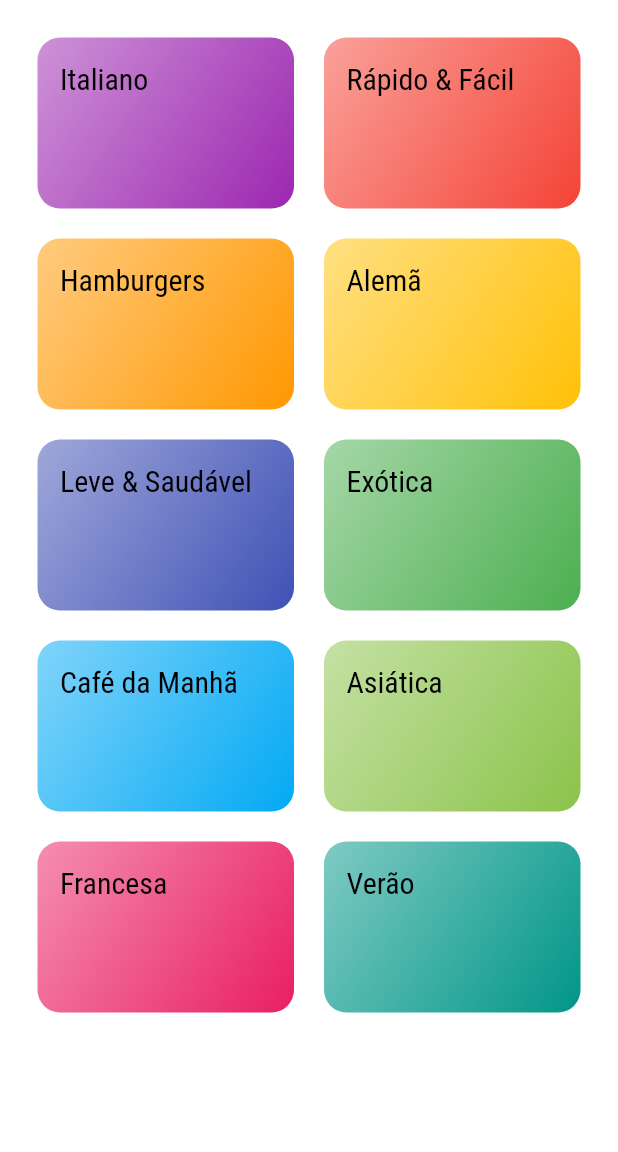
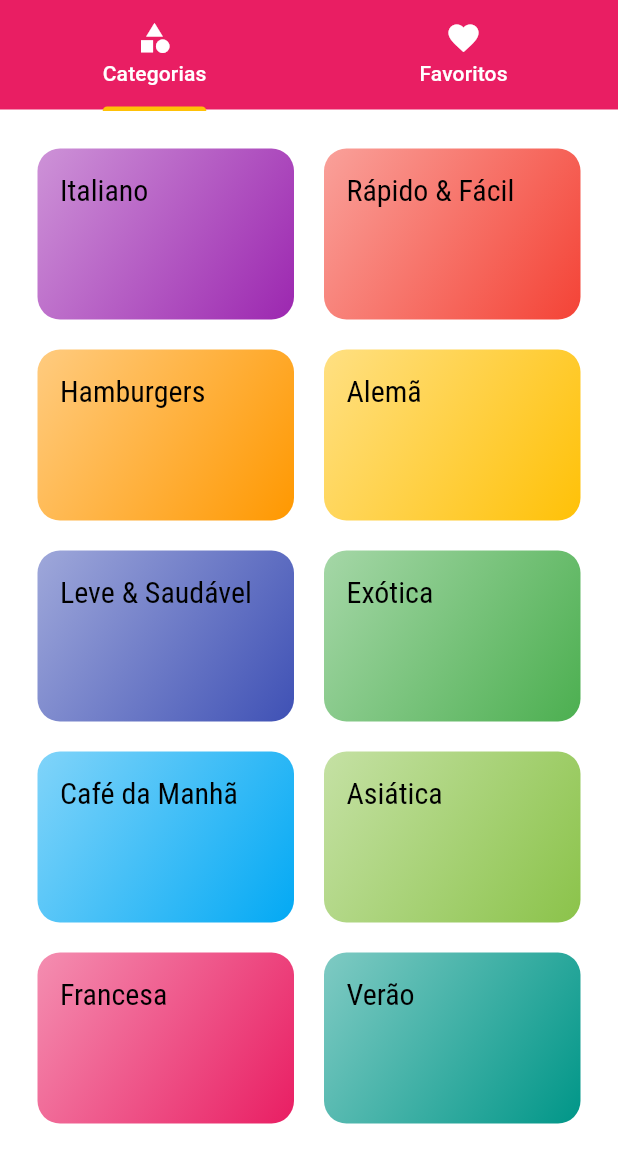
Before and after one commit to ErickFerreiradev/projetoRefeicoes, a Flutter app: the screen it shows after launch, on a phone screen of 412 x 824 dp, the part 84-1236 px from its top. Run offline on Flutter 3.47's test engine with Material 3 defaults, Android fonts, the phone set to English and light mode, and no system bars.

Commit message:
Novas screens adicionadas com tabs

```diff
--- a/meals/lib/main.dart
+++ b/meals/lib/main.dart
@@ -3,6 +3,7 @@ import 'screens/categories_screen.dart';
 import 'screens/categories_meals_screen.dart';
 import 'utils/app_routes.dart';
 import 'screens/mael_detail_screen.dart';
+import 'screens/tabs_screen.dart';
 
 void main() => runApp(MyApp());
 
@@ -15,9 +16,21 @@ class MyApp extends StatelessWidget {
       title: 'DeliMeals',
       theme: ThemeData(
         colorScheme: ColorScheme.fromSwatch().copyWith(
-          primary: Colors.pink,
+          primary: Colors.white,
           secondary: Colors.amber,
         ),
+      appBarTheme: AppBarTheme(
+        backgroundColor: Colors.pink,
+        centerTitle: true,
+        titleTextStyle: TextStyle(
+          color: Colors.white,
+          fontFamily: 'RobotoCondensed',
+          fontSize: 20,
+          ),
+        iconTheme: IconThemeData(
+          color: Colors.white,
+        ),
+      ),
         fontFamily: 'Raleway',
         canvasColor: const Color.fromARGB(255, 241, 238, 147),
         textTheme: ThemeData.light().textTheme.copyWith(
@@ -28,7 +41,7 @@ class MyApp extends StatelessWidget {
             ),
       ),
       routes: {
-        AppRoutes.home: (ctx) => CategoriesScreen(),
+        AppRoutes.home: (ctx) => TabsScreen(),
         AppRoutes.categories_meals: (ctx) => CategoriesMealsScreen(),
         AppRoutes.meal_detail: (ctx) => MealDetailScreen(),
       },
--- a/meals/lib/screens/categories_screen.dart
+++ b/meals/lib/screens/categories_screen.dart
@@ -7,13 +7,7 @@ class CategoriesScreen extends StatelessWidget {
 
   @override
   Widget build(BuildContext context) {
-    return Scaffold(
-      appBar: AppBar(
-        title: Text('Vamos Cozinhar?', style: TextStyle(color: Colors.white)),
-        backgroundColor: Colors.pink,
-        centerTitle: true,
-      ),
-      body: GridView(
+    return GridView(
         padding: const EdgeInsets.all(25),
         gridDelegate: SliverGridDelegateWithMaxCrossAxisExtent(
           maxCrossAxisExtent: 200,
@@ -24,7 +18,6 @@ class CategoriesScreen extends StatelessWidget {
           children: dummyCategories.map((cat) {
             return CategoryItem(cat);
           }).toList(),
-      ),
-    );
+      );
   }
 }
--- /dev/null
+++ b/meals/lib/screens/tabs_screen.dart
@@ -0,0 +1,40 @@
+import 'package:flutter/material.dart';
+import 'categories_screen.dart';
+import 'favorite_screen.dart';
+
+class TabsScreen extends StatelessWidget {
+  const TabsScreen({super.key});
+
+  @override
+  Widget build(BuildContext context) {
+    return DefaultTabController(
+      length: 2,
+      child: Scaffold(
+        appBar: AppBar(
+          title: Text('Vamos Cozinhar?'),
+          bottom: TabBar(
+            labelColor: Colors.white,
+            unselectedLabelColor: Colors.white,
+            indicatorColor: Theme.of(context).colorScheme.secondary,
+            tabs: [
+              Tab(
+                icon: Icon(Icons.category),
+                text: 'Categorias',
+                ),
+              Tab(
+                icon: Icon(Icons.favorite),
+                text: 'Favoritos',
+                ),
+            ],
+            ),
+        ),
+        body: TabBarView(
+          children: [
+            CategoriesScreen(),
+            FavoriteScreen(),
+          ]
+          ),
+      ),
+    );
+  }
+}
```
Also changed, not shown: meals/lib/screens/favorite_screen.dart (added, +12 -0 lines), meals/lib/screens/mael_detail_screen.dart (+42 -14 lines).
